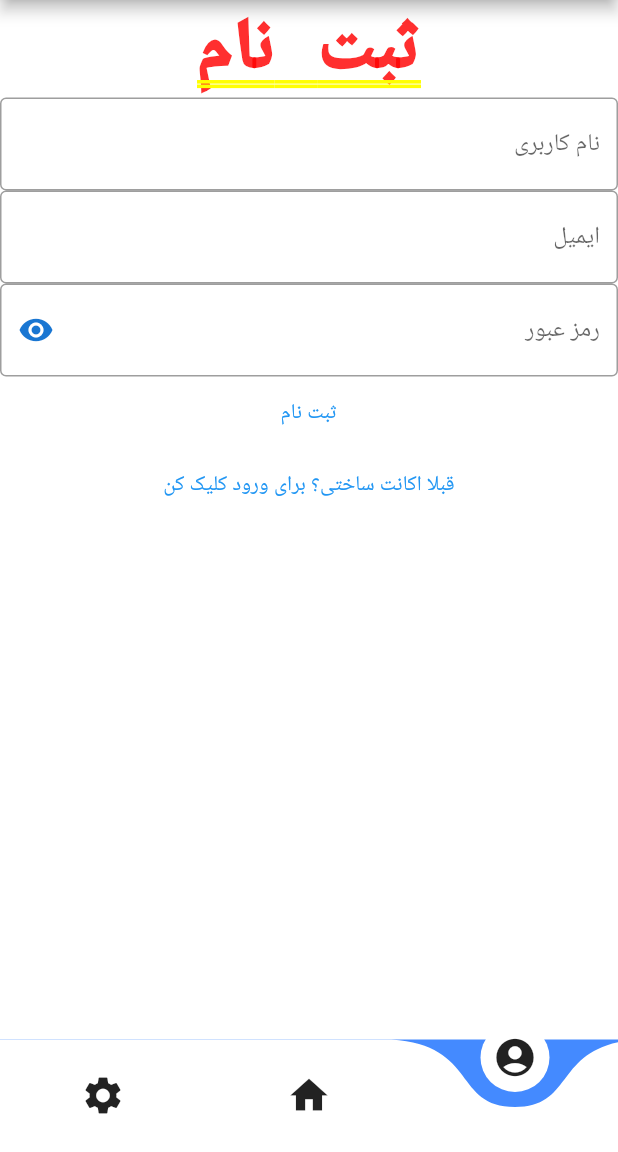
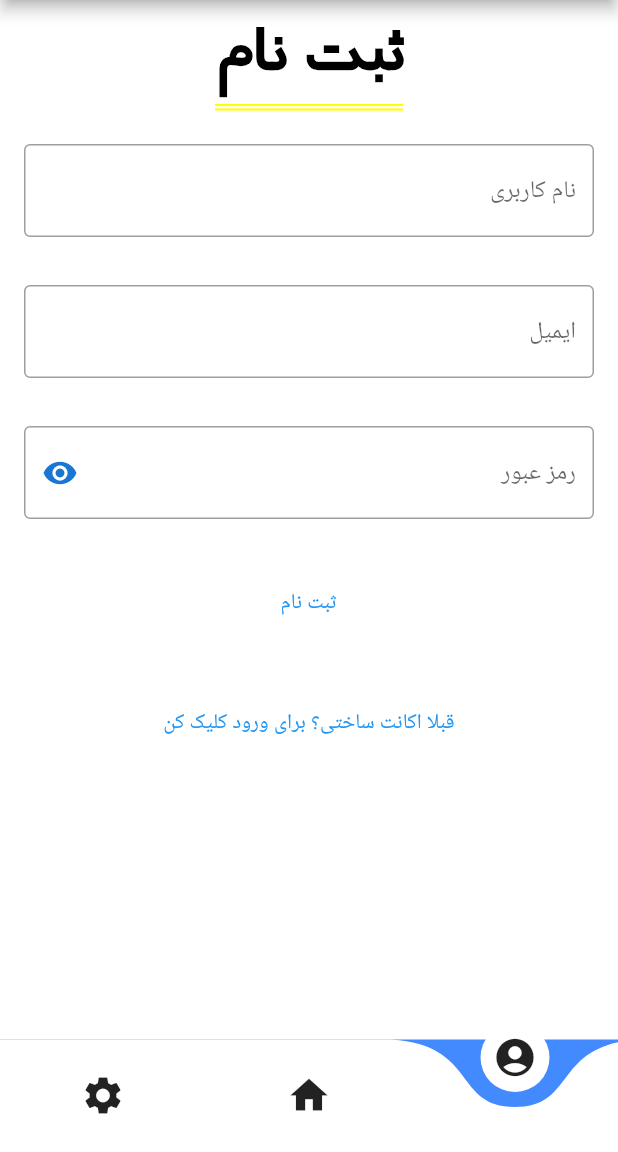
Before and after one commit to dorrin-sot/Mobdev-Game-Project, a Flutter app: the screen it shows after launch, item 3 of the bottom bar chosen, after a tap on "اگه اکانت نداری برای ثبت نام کلیک کن", on a phone screen of 412 x 824 dp, the part 84-1236 px from its top. Run offline on Flutter 3.47's test engine with Material 2 defaults, Android fonts, the phone set to English and light mode, and no system bars; drawn by our look-alikes of curved_navigation_bar; our stand-ins replace auth_buttons, connectivity_plus, flutter_dotenv, get, liquid_progress_indicator, parse_server_sdk and 2 more; missing offline and left inert: cron; accounts and stored records are empty; network calls fail.

Commit message:
Set Padding and fonts to Account menus

```diff
--- a/lib/main.dart
+++ b/lib/main.dart
@@ -11,14 +11,13 @@ import 'package:mobdev_game_project/views/queez_page/question_page.dart';
 import 'package:mobdev_game_project/views/subject_page/subject_page.dart';
 import 'package:parse_server_sdk/parse_server_sdk.dart';
 import 'package:shared_preferences/shared_preferences.dart';
-
 import 'models/question.dart';
 import 'models/subject.dart';
 import 'models/user.dart';
 
 Future main() async {
+ // await initServices();
   WidgetsFlutterBinding.ensureInitialized();
-
   await dotenv.load(fileName: ".env");
 
   final keyApplicationId = dotenv.env['keyApplicationId']!;
@@ -38,13 +37,23 @@ Future main() async {
 
   final c = AppController();
   Get.put(c);
-
   runApp(MyApp());
 }
 
+//initServices() async {
+//  await Get.putAsync(()=>SettingsService().init());
+//}
+//
+//class SettingsService extends GetxService {
+//  AssetsAudioPlayer audioPlayer = AssetsAudioPlayer();
+//
+//  init() async {
+//    audioPlayer.open(Audio('assets/sounds/Main-Theme.mp3'));
+//  }
+//}
+
 class MyApp extends StatelessWidget {
-  const MyApp({Key? key}) : super(key: key);
-
+  //const MyApp({Key? key}) : super(key: key);
   @override
   Widget build(BuildContext context) {
     return MaterialApp(
--- a/lib/views/navigation_pages/accounts.dart
+++ b/lib/views/navigation_pages/accounts.dart
@@ -14,15 +14,19 @@ class AccountsPageProfile extends StatelessWidget {
   Widget build(BuildContext context) => Center(
         child: Column(
           children: [
-            Image.asset(
+            Padding(
+                padding: EdgeInsets.all(16.0),
+                child: Image.asset(
                   'assets/images/userPhoto.png',
                   width: MediaQuery.of(context).size.width / 3,
                   height: MediaQuery.of(context).size.width / 3,
-            ),
-            Text(
+                )),
+            Padding(
+                padding: EdgeInsets.all(16.0),
+                child: Text(
                   appController.currentUser!.username!,
                   style: TextStyle(color: Colors.black),
-            )
+                ))
           ],
         ),
       );
@@ -37,16 +41,25 @@ class AccountsPageLogin extends StatelessWidget {
   Widget build(BuildContext context) => Center(
         child: Column(
           children: [
-            Text("ورود"),
-            TextField(
+            Padding(
+                padding: EdgeInsets.all(16.0),
+                child: Text(
+                  "ورود",
+                  style: TextStyle(color: Colors.black, fontFamily: 'Traffic'),
+                )),
+            Padding(
+                padding: EdgeInsets.all(16.0),
+                child: TextField(
                   controller: controller.usernameController,
                   textAlign: TextAlign.right,
                   decoration: InputDecoration(
                     border: OutlineInputBorder(),
                     hintText: 'نام کاربری',
                   ),
-            ),
-            Obx(() => TextField(
+                )),
+            Obx(() => Padding(
+                padding: EdgeInsets.all(16.0),
+                child: TextField(
                   obscureText: controller.passwordVisible.value,
                   controller: controller.passwordController,
                   textAlign: TextAlign.right,
@@ -66,8 +79,10 @@ class AccountsPageLogin extends StatelessWidget {
                       },
                     ),
                   ),
-                )),
-            TextButton(
+                ))),
+            Padding(
+                padding: EdgeInsets.all(16.0),
+                child: TextButton(
                     onPressed: () {
                       User.forParse(controller.usernameController.text,
                               controller.passwordController.text)
@@ -75,7 +90,8 @@ class AccountsPageLogin extends StatelessWidget {
                           .then((response) {
                         if (response.success) {
                           Get.off(HomePage());
-                      Get.snackbar("عملیات موفق", "با موفقیت وارد اکانتت شدی",
+                          Get.snackbar(
+                              "عملیات موفق", "با موفقیت وارد اکانتت شدی",
                               backgroundColor: Colors.black,
                               colorText: Colors.white);
                         } else {
@@ -88,12 +104,14 @@ class AccountsPageLogin extends StatelessWidget {
                               break;
                             case 101:
                               {
-                            errorMessage = "نام کاربری یا رمزعبور اشتباه است";
+                                errorMessage =
+                                    "نام کاربری یا رمزعبور اشتباه است";
                               }
                               break;
                             case 200:
                               {
-                            errorMessage = "یادت رفت نام کاربریت رو وارد کنی!";
+                                errorMessage =
+                                    "یادت رفت نام کاربریت رو وارد کنی!";
                               }
                               break;
                             case 201:
@@ -118,8 +136,10 @@ class AccountsPageLogin extends StatelessWidget {
                         return response;
                       });
                     },
-                child: Text("ورود")),
-            GoogleAuthButton(
+                    child: Text("ورود"))),
+            Padding(
+                padding: EdgeInsets.all(16.0),
+                child: GoogleAuthButton(
                   onPressed: () {
                     // your implementation
                   },
@@ -128,12 +148,14 @@ class AccountsPageLogin extends StatelessWidget {
                     buttonType: AuthButtonType.secondary,
                     iconType: AuthIconType.outlined,
                   ),
-            ),
-            TextButton(
+                )),
+            Padding(
+                padding: EdgeInsets.all(16.0),
+                child: TextButton(
                     onPressed: () {
                       Get.to(AccountsPageRegister());
                     },
-                child: Text("اگه اکانت نداری برای ثبت نام کلیک کن"))
+                    child: Text("اگه اکانت نداری برای ثبت نام کلیک کن")))
           ],
         ),
       );
@@ -147,24 +169,35 @@ class AccountsPageRegister extends StatelessWidget {
   Widget build(BuildContext context) => Center(
         child: Column(
           children: [
-            Text("ثبت نام"),
-            TextField(
+            Padding(
+                padding: EdgeInsets.all(16.0),
+                child: Text(
+                  "ثبت نام",
+                  style: TextStyle(color: Colors.black, fontFamily: 'Traffic'),
+                )),
+            Padding(
+                padding: EdgeInsets.all(16.0),
+                child: TextField(
                   controller: controller.usernameController,
                   textAlign: TextAlign.right,
                   decoration: InputDecoration(
                     border: OutlineInputBorder(),
                     hintText: 'نام کاربری',
                   ),
-            ),
-            TextField(
+                )),
+            Padding(
+                padding: EdgeInsets.all(16.0),
+                child: TextField(
                   controller: controller.emailController,
                   textAlign: TextAlign.right,
                   decoration: InputDecoration(
                     border: OutlineInputBorder(),
                     hintText: 'ایمیل',
                   ),
-            ),
-            Obx(() => TextField(
+                )),
+            Obx(() => Padding(
+                padding: EdgeInsets.all(16.0),
+                child: TextField(
                   obscureText: controller.passwordVisible.value,
                   controller: controller.passwordController,
                   textAlign: TextAlign.right,
@@ -184,8 +217,10 @@ class AccountsPageRegister extends StatelessWidget {
                       },
                     ),
                   ),
-                )),
-            TextButton(
+                ))),
+            Padding(
+                padding: EdgeInsets.all(16.0),
+                child: TextButton(
                     onPressed: () {
                       User.forParse(controller.usernameController.text,
                               controller.passwordController.text,
@@ -194,7 +229,8 @@ class AccountsPageRegister extends StatelessWidget {
                           .then((response) {
                         if (response.success) {
                           Get.off(HomePage());
-                      Get.snackbar("عملیات موفق", "ثبت نامت با موفقیت انجام شد",
+                          Get.snackbar(
+                              "عملیات موفق", "ثبت نامت با موفقیت انجام شد",
                               backgroundColor: Colors.black,
                               colorText: Colors.white);
                         } else {
@@ -207,7 +243,8 @@ class AccountsPageRegister extends StatelessWidget {
                               break;
                             case 202:
                               {
-                            errorMessage = "این نام کاربری قبلا استفاده شده";
+                                errorMessage =
+                                    "این نام کاربری قبلا استفاده شده";
                               }
                               break;
                             case 203:
@@ -248,12 +285,14 @@ class AccountsPageRegister extends StatelessWidget {
                       });
                       ;
                     },
-                child: Text("ثبت نام")),
-            TextButton(
+                    child: Text("ثبت نام"))),
+            Padding(
+                padding: EdgeInsets.all(16.0),
+                child: TextButton(
                     onPressed: () {
                       Get.back();
                     },
-                child: Text("قبلا اکانت ساختی؟ برای ورود کلیک کن"))
+                    child: Text("قبلا اکانت ساختی؟ برای ورود کلیک کن")))
           ],
         ),
       );
--- a/lib/views/navigation_pages/settings.dart
+++ b/lib/views/navigation_pages/settings.dart
@@ -4,14 +4,18 @@ import 'package:get/get.dart';
 class SettingsPage extends StatelessWidget {
   //const SettingsPage({Key? key}) : super(key: key);
   final controller = SettingPageController();
-
   @override
   Widget build(BuildContext context) => Center(
           child: Column(
         children: [
-          Text("تنظیمات"),
+          Padding(
+            padding: EdgeInsets.all(16.0),
+            child: Text("تنظیمات", style: TextStyle(color: Colors.black,fontFamily: 'Traffic')),
+          ),
           Row(children: [
-            Obx(() => Slider(
+            Obx(() => Padding(
+                padding: EdgeInsets.all(16.0),
+                child: Slider(
                   value: controller.songValue.value,
                   min: 0,
                   max: 100,
@@ -19,11 +23,13 @@ class SettingsPage extends StatelessWidget {
                   onChanged: (double value) {
                     controller.changeSongValue(value);
                   },
-                )),
-            Text(
-              "موسیقی",
-              style: TextStyle(color: Colors.black),
-            )
+                ))),
+            Padding(
+                padding: EdgeInsets.all(16.0),
+                child: Text(
+                  "موسیقی",
+                  style: TextStyle(color: Colors.black,fontFamily: 'Lalezar',fontSize: 20),
+                ))
           ])
         ],
       ));
```
Also changed, not shown: pubspec.yaml (+7 -0 lines), fonts/B-Traffic.ttf (added), fonts/Lalezar-Regular.ttf (added), pubspec.lock, 2 other files. Lines whose indentation alone changed are shown as unchanged.
